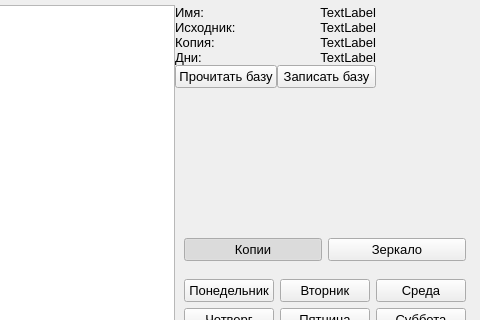
shurk4/backup_simple, file mainwindow.ui: the form before one commit; both pictures show x 314 to 794 and y 0 to 320 of the 794 by 427 pixel window.
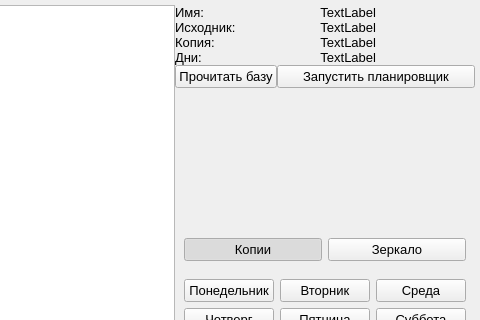
The form after the commit.

Patch:
```diff
--- a/mainwindow.ui
+++ b/mainwindow.ui
@@ -129,13 +129,6 @@
       </property>
      </widget>
     </item>
-    <item row="4" column="2">
-     <widget class="QPushButton" name="pushButtonWriteBase">
-      <property name="text">
-       <string>Записать базу</string>
-      </property>
-     </widget>
-    </item>
     <item row="8" column="1" colspan="3">
      <widget class="QWidget" name="widgetDays" native="true">
       <layout class="QGridLayout" name="gridLayout_2">
@@ -374,6 +367,13 @@
       </property>
      </widget>
     </item>
+    <item row="4" column="2" colspan="2">
+     <widget class="QPushButton" name="pushButtonStartSheduler">
+      <property name="text">
+       <string>Запустить планировщик</string>
+      </property>
+     </widget>
+    </item>
    </layout>
   </widget>
   <widget class="QMenuBar" name="menubar">
```
Left out of the diff: 2 changed lines with no effect on the pictures.
